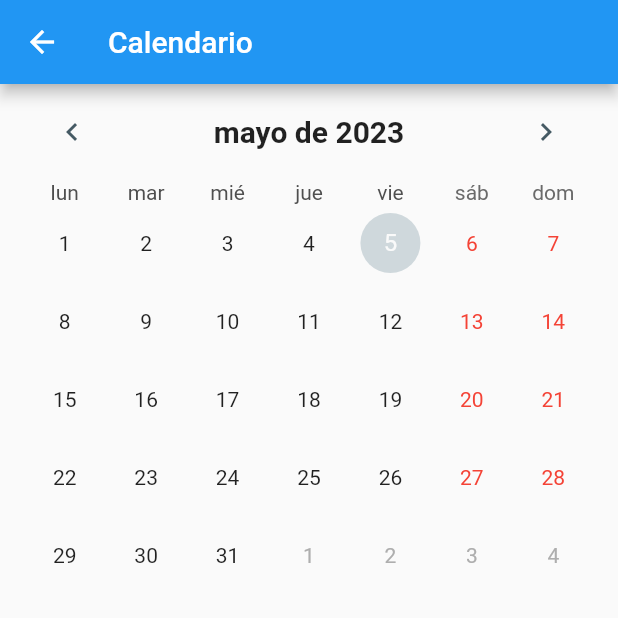
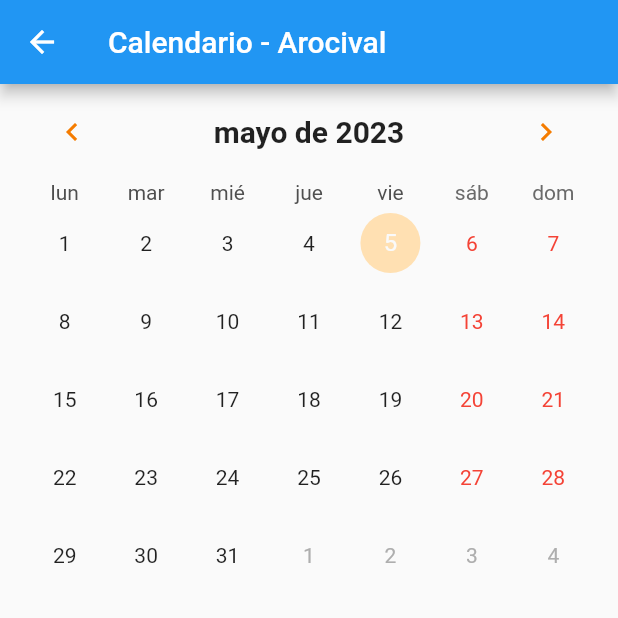
Before and after one commit to iancarcha/portalempleado, a Flutter app: the MyHomePage screen opened directly, item 3 of the bottom bar chosen, after a tap on "Calendario", on a phone screen of 412 x 824 dp, the top half of it. Run offline on Flutter 3.47's test engine with Material 2 defaults, Android fonts, the phone set to English and light mode, and no system bars; drawn by our look-alikes of table_calendar; our stand-ins replace cloud_firestore, file_picker, firebase_auth, firebase_core, shared_preferences; accounts and stored records are empty.

Commit message:
calendario casi acabado perfil en mejora, login y register acabados, chat en mejora

```diff
--- a/lib/CalendarPage.dart
+++ b/lib/CalendarPage.dart
@@ -38,7 +38,7 @@ class _CalendarPageState extends State<CalendarPage> {
             Navigator.pop(context);
           },
         ),
-        title: Text("Calendario"),
+        title: Text("Calendario - Arocival"),
       ),
       body: SingleChildScrollView(
         child: Padding(
@@ -47,11 +47,11 @@ class _CalendarPageState extends State<CalendarPage> {
             locale: 'es_ES',
             calendarStyle: CalendarStyle(
               todayDecoration: BoxDecoration(
-                color: Colors.blueGrey[100],
+                color: Colors.orange[100],
                 shape: BoxShape.circle,
               ),
               selectedDecoration: BoxDecoration(
-                color: Colors.blue,
+                color: Colors.orange,
                 shape: BoxShape.circle,
               ),
               weekendTextStyle: TextStyle(
@@ -65,7 +65,7 @@ class _CalendarPageState extends State<CalendarPage> {
               markerDecoration: BoxDecoration(
                 color: Colors.white,
                 shape: BoxShape.circle,
-                border: Border.all(color: Colors.blue, width: 2),
+                border: Border.all(color: Colors.orange, width: 2),
               ),
             ),
             headerStyle: HeaderStyle(
@@ -77,15 +77,16 @@ class _CalendarPageState extends State<CalendarPage> {
               ),
               leftChevronIcon: Icon(
                 Icons.chevron_left,
-                color: Colors.blueGrey[700],
+                color: Colors.orange[700],
               ),
               rightChevronIcon: Icon(
                 Icons.chevron_right,
-                color: Colors.blueGrey[700],
+                color: Colors.orange[700],
               ),
             ),
             calendarFormat: _calendarFormat,
-            startingDayOfWeek: StartingDayOfWeek.monday, // Lunes como primer día de la semana
+            startingDayOfWeek: StartingDayOfWeek.monday,
+            // Lunes como primer día de la semana
             focusedDay: _focusedDay,
             selectedDayPredicate: (day) => isSameDay(_selectedDay, day),
             holidayPredicate: (day) => _holidays.containsKey(day),
--- /dev/null
+++ b/lib/Empleado.dart
@@ -0,0 +1,29 @@
+class Empleado {
+  String nombre;
+  String apellidos;
+  String email;
+  String telefono;
+
+  Empleado({
+    required this.nombre,
+    required this.apellidos,
+    required this.email,
+    required this.telefono,
+  });
+
+  void editarNombre(String nuevoNombre) {
+    this.nombre = nuevoNombre;
+  }
+
+  void editarApellidos(String nuevosApellidos) {
+    this.apellidos = nuevosApellidos;
+  }
+
+  void editarEmail(String nuevoEmail) {
+    this.email = nuevoEmail;
+  }
+
+  void editarTelefono(String nuevoTelefono) {
+    this.telefono = nuevoTelefono;
+  }
+}
--- a/lib/MyHomePage.dart
+++ b/lib/MyHomePage.dart
@@ -1,8 +1,8 @@
-
 import 'package:firebase_auth/firebase_auth.dart';
 import 'package:flutter/material.dart';
 import 'package:portalempleado/CalendarPage.dart';
 import 'package:portalempleado/ChatScreen.dart';
+import 'package:portalempleado/Empleado.dart';
 import 'package:portalempleado/LoginPage.dart';
 import 'package:portalempleado/Perfil.dart';
 import 'package:portalempleado/UploadFilePage.dart';
@@ -22,7 +22,7 @@ class _MyHomePageState extends State<MyHomePage> with SingleTickerProviderStateM
   @override
   void initState() {
     super.initState();
-    _tabController = TabController(length: 4, vsync: this);
+    _tabController = TabController(length: 3, vsync: this);
     empleado = Empleado(
       nombre: '',
       apellidos: '',
@@ -38,11 +38,17 @@ class _MyHomePageState extends State<MyHomePage> with SingleTickerProviderStateM
   }
 
   String dropdownValue = 'Perfil';
+
   @override
   Widget build(BuildContext context) {
     return Scaffold(
       appBar: AppBar(
-        title: Text("Home Page"),
+        title: Text(
+          "Home Page",
+          style: TextStyle(
+            color: Colors.white,
+          ),
+        ),
         actions: [
           InkWell(
             onTap: () {
@@ -55,21 +61,29 @@ class _MyHomePageState extends State<MyHomePage> with SingleTickerProviderStateM
             },
             child: Padding(
               padding: const EdgeInsets.all(8.0),
-              child: Icon(Icons.exit_to_app),
+              child: Icon(
+                Icons.exit_to_app,
+                color: Colors.white,
+              ),
             ),
           ),
         ],
+        backgroundColor: Color(0xffe06b2c),
       ),
       body: TabBarView(
         controller: _tabController,
         children: [
           Center(
             child: Text('Perfil'),
-
           ),
           Center(
             child: InkWell(
-              child: Text('Chat'),
+              child: Text(
+                'Chat',
+                style: TextStyle(
+                  color: Colors.black,
+                ),
+              ),
               onTap: () {
                 Navigator.push(
                   context,
@@ -80,7 +94,12 @@ class _MyHomePageState extends State<MyHomePage> with SingleTickerProviderStateM
           ),
           Center(
             child: InkWell(
-              child: Text('Calendario'),
+              child: Text(
+                'Calendario',
+                style: TextStyle(
+                  color: Colors.black,
+                ),
+              ),
               onTap: () {
                 Navigator.push(
                   context,
@@ -94,13 +113,21 @@ class _MyHomePageState extends State<MyHomePage> with SingleTickerProviderStateM
               mainAxisAlignment: MainAxisAlignment.center,
               children: [
                 ElevatedButton(
-                  child: Text('Cargar archivo'),
+                  child: Text(
+                    'Cargar archivo',
+                    style: TextStyle(
+                      color: Colors.white,
+                    ),
+                  ),
                   onPressed: () {
                     Navigator.push(
                       context,
                       MaterialPageRoute(builder: (context) => UploadFilePage()),
                     );
                   },
+                  style: ElevatedButton.styleFrom(
+                    primary: Color(0xffe06b2c),
+                  ),
                 ),
               ],
             ),
@@ -113,7 +140,7 @@ class _MyHomePageState extends State<MyHomePage> with SingleTickerProviderStateM
           children: <Widget>[
             DrawerHeader(
               decoration: BoxDecoration(
-                color: Colors.blue,
+                color: Color(0xffe06b2c),
               ),
               child: Text(
                 'Menu',
@@ -124,8 +151,13 @@ class _MyHomePageState extends State<MyHomePage> with SingleTickerProviderStateM
               ),
             ),
             ListTile(
-              leading: Icon(Icons.person),
-              title: Text('Perfil'),
+              leading: Icon(Icons.person, color: Color(0xffe06b2c)),
+              title: Text(
+                'Perfil',
+                style: TextStyle(
+                  color: Colors.black,
+                ),
+              ),
               onTap: () {
                 Navigator.push(
                   context,
@@ -133,10 +165,14 @@ class _MyHomePageState extends State<MyHomePage> with SingleTickerProviderStateM
                 );
               },
             ),
-
             ListTile(
-              leading: Icon(Icons.chat),
-              title: Text('Chat'),
+              leading: Icon(Icons.chat, color: Color(0xffe06b2c)),
+              title: Text(
+                'Chat',
+                style: TextStyle(
+                  color: Colors.black,
+                ),
+              ),
               onTap: () {
                 Navigator.push(
                   context,
@@ -144,10 +180,14 @@ class _MyHomePageState extends State<MyHomePage> with SingleTickerProviderStateM
                 );
               },
             ),
-
             ListTile(
-              leading: Icon(Icons.calendar_today),
-              title: Text('Calendario'),
+              leading: Icon(Icons.calendar_today, color: Color(0xffe06b2c)),
+              title: Text(
+                'Calendario',
+                style: TextStyle(
+                  color: Colors.black,
+                ),
+              ),
               onTap: () {
                 Navigator.push(
                   context,
@@ -156,8 +196,13 @@ class _MyHomePageState extends State<MyHomePage> with SingleTickerProviderStateM
               },
             ),
             ListTile(
-              leading: Icon(Icons.file_upload),
-              title: Text('Subir archivo'),
+              leading: Icon(Icons.file_upload, color: Color(0xffe06b2c)),
+              title: Text(
+                'Subir Archivos',
+                style: TextStyle(
+                  color: Colors.black,
+                ),
+              ),
               onTap: () {
                 Navigator.push(
                   context,
@@ -169,7 +214,7 @@ class _MyHomePageState extends State<MyHomePage> with SingleTickerProviderStateM
         ),
       ),
       bottomNavigationBar: Material(
-        color: Colors.blue,
+          color: Color(0xFFfabb18),
         child: TabBar(
           controller: _tabController,
           tabs: [
--- a/pubspec.yaml
+++ b/pubspec.yaml
@@ -48,6 +48,7 @@ dependency_overrides:
   firebase_auth: ^4.1.3
   cloud_firestore: ^4.5.3
   file_picker: ^5.2.11
+  shared_preferences: ^2.0.8
 
 dev_dependencies:
   flutter_test:
```
Also changed, not shown: lib/ChatScreen.dart (+44 -8 lines), lib/EmpleadoService.dart (added, +31 -0 lines), lib/Perfil.dart (+24 -35 lines), pubspec.lock.
